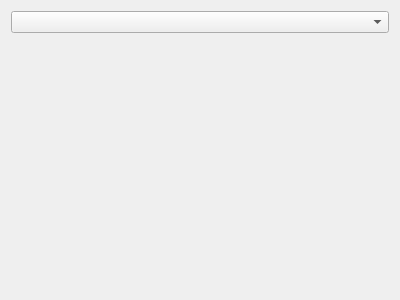
The window that ui/ExternalScannedParametersSelection.ui (MonroeQuantumNetworks/IonControl) describes before a commit, drawn with Qt 5.
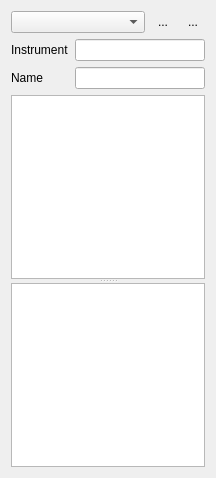
The same window after the commit. Icons and pictures are not drawn. Custom widgets are drawn as their Qt base class.

```diff
--- a/ui/ExternalScannedParametersSelection.ui
+++ b/ui/ExternalScannedParametersSelection.ui
@@ -6,8 +6,8 @@
    <rect>
     <x>0</x>
     <y>0</y>
-    <width>400</width>
-    <height>300</height>
+    <width>216</width>
+    <height>478</height>
    </rect>
   </property>
   <property name="windowTitle">
@@ -15,30 +15,114 @@
   </property>
   <layout class="QVBoxLayout" name="verticalLayout">
    <item>
-    <widget class="QComboBox" name="comboBox"/>
+    <layout class="QHBoxLayout" name="horizontalLayout">
+     <item>
+      <widget class="QComboBox" name="classComboBox">
+       <property name="sizePolicy">
+        <sizepolicy hsizetype="Expanding" vsizetype="Fixed">
+         <horstretch>0</horstretch>
+         <verstretch>0</verstretch>
+        </sizepolicy>
+       </property>
+      </widget>
+     </item>
+     <item>
+      <widget class="QToolButton" name="addParameterButton">
+       <property name="text">
+        <string>...</string>
+       </property>
+       <property name="icon">
+        <iconset resource="Experiment.qrc">
+         <normaloff>:/openicon/icons/edit-add.png</normaloff>:/openicon/icons/edit-add.png</iconset>
+       </property>
+       <property name="autoRaise">
+        <bool>true</bool>
+       </property>
+      </widget>
+     </item>
+     <item>
+      <widget class="QToolButton" name="removeParameterButton">
+       <property name="text">
+        <string>...</string>
+       </property>
+       <property name="icon">
+        <iconset resource="Experiment.qrc">
+         <normaloff>:/openicon/icons/edit-delete-6.png</normaloff>:/openicon/icons/edit-delete-6.png</iconset>
+       </property>
+       <property name="autoRaise">
+        <bool>true</bool>
+       </property>
+      </widget>
+     </item>
+    </layout>
    </item>
    <item>
-    <widget class="QStackedWidget" name="stackedWidget"/>
+    <layout class="QGridLayout" name="gridLayout">
+     <item row="0" column="0">
+      <widget class="QLabel" name="label">
+       <property name="text">
+        <string>Instrument</string>
+       </property>
+      </widget>
+     </item>
+     <item row="0" column="1">
+      <widget class="QLineEdit" name="instrumentLineEdit">
+       <property name="sizePolicy">
+        <sizepolicy hsizetype="Expanding" vsizetype="Fixed">
+         <horstretch>2</horstretch>
+         <verstretch>0</verstretch>
+        </sizepolicy>
+       </property>
+      </widget>
+     </item>
+     <item row="1" column="0">
+      <widget class="QLabel" name="label_2">
+       <property name="text">
+        <string>Name</string>
+       </property>
+      </widget>
+     </item>
+     <item row="1" column="1">
+      <widget class="QLineEdit" name="nameLineEdit">
+       <property name="sizePolicy">
+        <sizepolicy hsizetype="Expanding" vsizetype="Fixed">
+         <horstretch>2</horstretch>
+         <verstretch>0</verstretch>
+        </sizepolicy>
+       </property>
+      </widget>
+     </item>
+    </layout>
+   </item>
+   <item>
+    <widget class="QSplitter" name="splitter">
+     <property name="orientation">
+      <enum>Qt::Vertical</enum>
+     </property>
+     <widget class="QTableView" name="tableView"/>
+     <widget class="ParameterTree" name="treeWidget">
+      <attribute name="headerVisible">
+       <bool>false</bool>
+      </attribute>
+      <column>
+       <property name="text">
+        <string notr="true">1</string>
+       </property>
+      </column>
+     </widget>
+    </widget>
    </item>
   </layout>
  </widget>
- <resources/>
- <connections>
-  <connection>
-   <sender>comboBox</sender>
-   <signal>currentIndexChanged(int)</signal>
-   <receiver>stackedWidget</receiver>
-   <slot>setCurrentIndex(int)</slot>
-   <hints>
-    <hint type="sourcelabel">
-     <x>172</x>
-     <y>20</y>
-    </hint>
-    <hint type="destinationlabel">
-     <x>186</x>
-     <y>85</y>
-    </hint>
-   </hints>
-  </connection>
- </connections>
+ <customwidgets>
+  <customwidget>
+   <class>ParameterTree</class>
+   <extends>QTreeWidget</extends>
+   <header>pyqtgraph.parametertree</header>
+  </customwidget>
+ </customwidgets>
+ <resources>
+  <include location="Experiment.qrc"/>
+ </resources>
+ <connections/>
 </ui>
```
Left out of the diff: 11 changed lines with no effect on the pictures.
